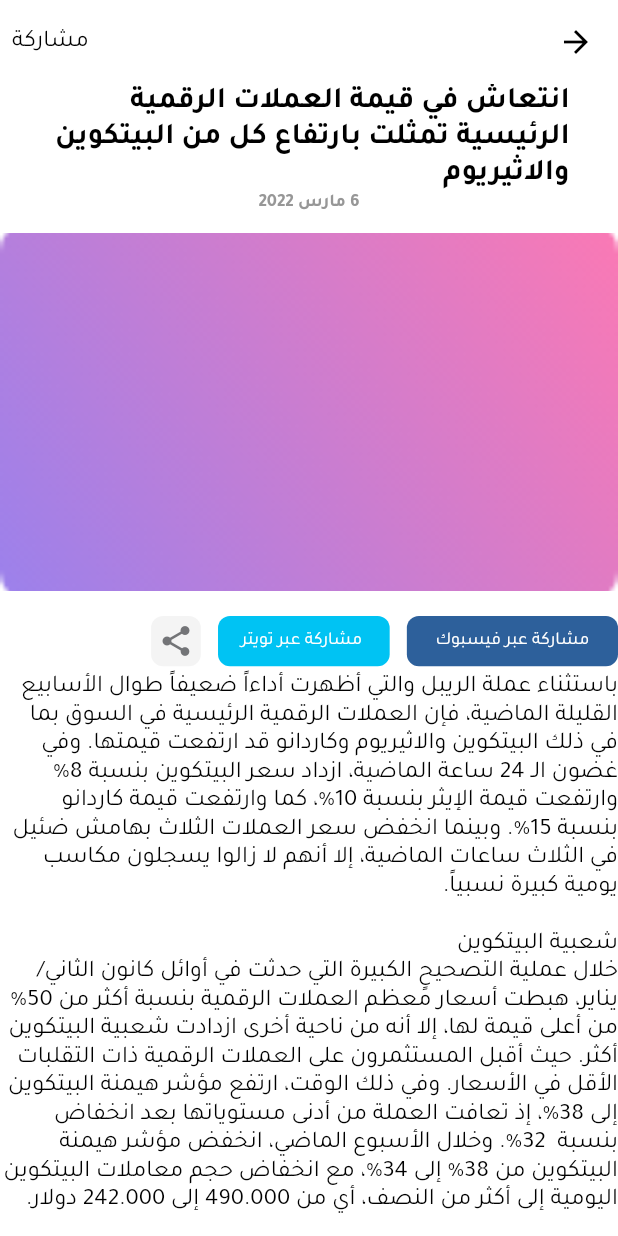
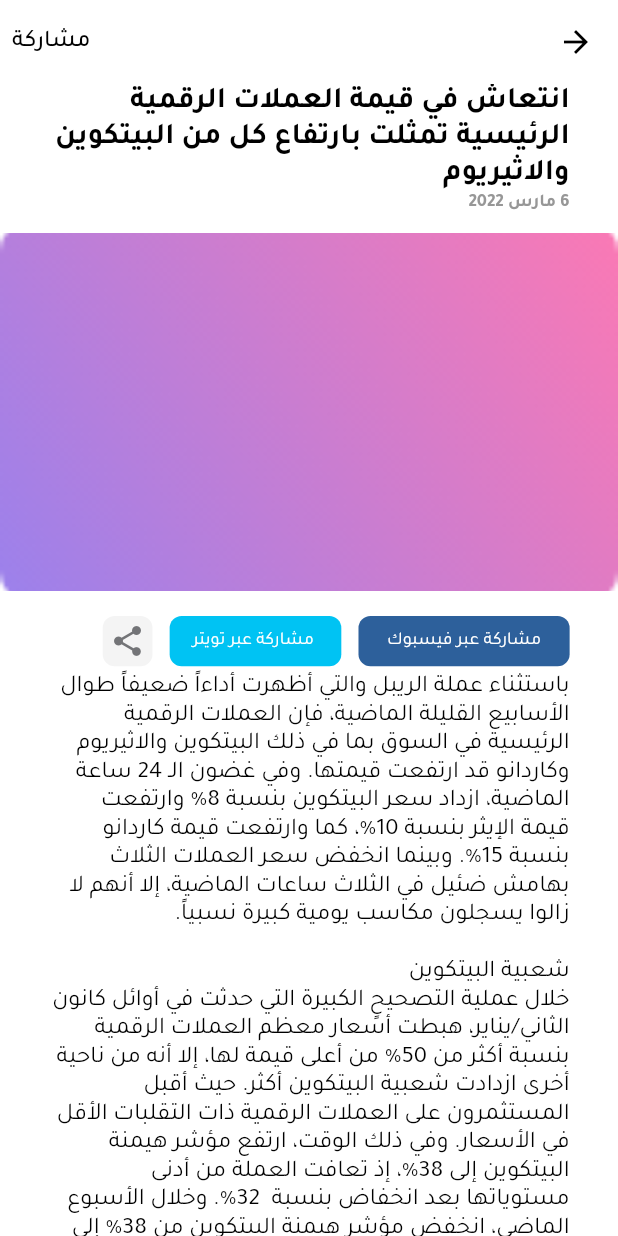
Before and after one commit to MoAlaklouk/coinz-app, a Flutter app: the NewsDetailsScreen screen opened by its route, on a phone screen of 412 x 824 dp. Run offline on Flutter 3.47's test engine with Material 2 defaults, Android fonts, the phone set to English and light mode, and no system bars; our stand-ins replace dropdown_search, flutter_screenutil, flutter_svg, get; missing offline and left inert: dart:ffi, loadmore.

Commit message:
edit newsDetails Screen

```diff
--- a/lib/app/app_router/app_router.dart
+++ b/lib/app/app_router/app_router.dart
@@ -1,6 +1,4 @@
-import 'package:coinz_app/presentation/news/news_screen.dart';
-import 'package:coinz_app/presentation/news_details/news_details_screen.dart';
-
+import '../../presentation/news_details/news_details_screen.dart';
 import '../../constant/value_manager.dart';
 import '../../presentation/layout/layout_screen.dart';
 import '../../presentation/splash/splash_screen.dart';
@@ -13,7 +11,12 @@ class Routes {
 }
 
 List<GetPage<dynamic>> appRoutes = [
-  GetPage(name: Routes.splashRoute, page: () => SplashScreen()),
+  GetPage(
+    name: Routes.splashRoute,
+    page: () => const SplashScreen(),
+    transition: Transition.fade,
+    transitionDuration: Duration(seconds: AppDuration.d1),
+  ),
   GetPage(
     name: Routes.layoutRoute,
     page: () => const LayoutScreen(),
--- a/lib/app/app_router/binding.dart
+++ b/lib/app/app_router/binding.dart
@@ -1,6 +1,6 @@
-import 'package:coinz_app/presentation/alart_coinz/alart_coinz_controller.dart';
-import 'package:coinz_app/presentation/news/news_controller.dart';
-import 'package:coinz_app/presentation/news_details/news_details_screen.dart';
+import '../../presentation/alart_coinz/alart_coinz_controller.dart';
+import '../../presentation/news/news_controller.dart';
+import '../../presentation/news_details/news_details_screen.dart';
 import 'package:get/get.dart';
 
 import '../../presentation/layout/layout_controller.dart';
@@ -12,8 +12,6 @@ class Binding extends Bindings {
     Get.lazyPut(() => SplashController(), fenix: true);
     Get.lazyPut(() => LayoutController(), fenix: true);
     Get.lazyPut(() => NewsController(), fenix: true);
-    Get.lazyPut(() => NewsDetailsScreen(), fenix: true);
     Get.lazyPut(() => AlartCoinzController(), fenix: true);
-
   }
 }
--- a/lib/app/my_app.dart
+++ b/lib/app/my_app.dart
@@ -1,4 +1,5 @@
-import 'package:coinz_app/constant/color_manger.dart';
+import '../constant/color_manger.dart';
+import '../constant/string_manager.dart';
 import 'package:flutter/services.dart';
 import 'package:intl/date_symbol_data_file.dart';
 
@@ -21,9 +22,8 @@ class MyApp extends StatelessWidget {
     return ScreenUtilInit(
       minTextAdapt: true,
       builder: () {
-
         return GetMaterialApp(
-          locale: const Locale('ar'),
+          locale: const Locale(AppString.lang),
           debugShowCheckedModeBanner: false,
           initialBinding: Binding(),
           getPages: appRoutes,
--- a/lib/constant/assets_manager.dart
+++ b/lib/constant/assets_manager.dart
@@ -7,10 +7,6 @@ class AssetsManager {
   static const String splashGrid_4 = '$IMAGE_PATH/grid_4.svg';
   static const String boxSplash = '$IMAGE_PATH/box_splash.svg';
 
-  static const String purpleRectangle = '$IMAGE_PATH/purple_rectangle.svg';
-  static const String greenRectangle = '$IMAGE_PATH/green_rectangle.svg';
-  static const String blueRectangle = '$IMAGE_PATH/blue_rectangle.svg';
-  static const String orangeRectangle = '$IMAGE_PATH/orange_rectangle.svg';
   static const String rectangle = '$IMAGE_PATH/rectangle.png';
 
 
@@ -21,6 +17,9 @@ class AssetsManager {
   static const String bottomNavBarReportAc = '$IMAGE_PATH/report_icon_ac.svg';
   static const String bottomNavBarReportNoAc =
       '$IMAGE_PATH/report_icon_noAc.svg';
+
+
+
   static const String homeCoinzIcon = '$IMAGE_PATH/ripple_coinz_icon.svg';
   static const String increaseIcon = '$IMAGE_PATH/increase_icon.svg';
   static const String newAlartButtonImage = '$IMAGE_PATH/button_image.png';
--- a/lib/constant/color_manger.dart
+++ b/lib/constant/color_manger.dart
@@ -14,7 +14,6 @@ class ColorManager {
   static Color facebookBlue = HexColor.fromHex("#2D609B");
   static Color twitterBlue = HexColor.fromHex("#00C3F3");
 
-
   static Color whatsUpGreen = HexColor.fromHex("#80CE13");
   static Color green = HexColor.fromHex("#38AD65");
   static Color black = HexColor.fromHex("#000000");
@@ -22,8 +21,6 @@ class ColorManager {
   static Color error = HexColor.fromHex("#e61f34"); // red color
 
 }
-
-//Or
 
 extension HexColor on Color {
   static Color fromHex(String hexColorString) {
--- a/lib/constant/fonts_manager.dart
+++ b/lib/constant/fonts_manager.dart
@@ -14,13 +14,10 @@ class FontWeightManager {
 
 class FontSize {
   static const double s8 = 8;
-
   static const double s12 = 12;
   static const double s14 = 14;
   static const double s15 = 15;
-
   static const double s16 = 16;
-
   static const double s17 = 17;
   static const double s18 = 18;
   static const double s20 = 20;
--- a/lib/constant/string_manager.dart
+++ b/lib/constant/string_manager.dart
@@ -1,4 +1,6 @@
 class AppString {
+  static const lang = 'ar';
+
   //splash Screen
   static const String splashText = 'بلوك\n تشين';
 
@@ -45,10 +47,8 @@ class AppString {
 
   static const String shareString = 'مشاركة';
   static const String pressToAddNew = 'اضغط للاضافة';
-  static const choosenItem = 'يساوي';
+  static const equalString = 'يساوي';
   static const chooseItem = ['اكبر من', 'اصغر من', 'يساوي'];
   static const isLoading = 'جاري تحميل المزيد';
   static const endLoading = 'لايوجد المزيد';
-
-
 }
--- a/lib/presentation/alart_coinz/alart_coinz_controller.dart
+++ b/lib/presentation/alart_coinz/alart_coinz_controller.dart
@@ -1,9 +1,10 @@
 import 'dart:ffi';
 
+import '../../constant/string_manager.dart';
 import 'package:get/get.dart';
 
 class AlartCoinzController extends GetxController {
-  String dropdownValue = 'يساوي';
+  String dropdownValue = AppString.equalString;
 
   changeDropdownItem(value) {
     dropdownValue = value;
--- a/lib/presentation/layout/layout_screen.dart
+++ b/lib/presentation/layout/layout_screen.dart
@@ -1,5 +1,4 @@
-import '../../constant/assets_manager.dart';
-import '../../constant/string_manager.dart';
+
 import 'layout_controller.dart';
 import 'package:flutter/material.dart';
 import 'package:get/get.dart';
--- a/lib/presentation/news_details/news_details_screen.dart
+++ b/lib/presentation/news_details/news_details_screen.dart
@@ -1,11 +1,11 @@
-import 'package:coinz_app/constant/assets_manager.dart';
-import 'package:coinz_app/constant/color_manger.dart';
-import 'package:coinz_app/constant/fonts_manager.dart';
-import 'package:coinz_app/constant/helper.dart';
-import 'package:coinz_app/constant/icon_manager.dart';
-import 'package:coinz_app/constant/string_manager.dart';
-import 'package:coinz_app/constant/style_manager.dart';
-import 'package:coinz_app/constant/value_manager.dart';
+import '../../constant/assets_manager.dart';
+import '../../constant/color_manger.dart';
+import '../../constant/fonts_manager.dart';
+import '../../constant/helper.dart';
+import '../../constant/icon_manager.dart';
+import '../../constant/string_manager.dart';
+import '../../constant/style_manager.dart';
+import '../../constant/value_manager.dart';
 import 'package:flutter/material.dart';
 import 'package:flutter_screenutil/flutter_screenutil.dart';
 
@@ -21,7 +21,8 @@ class NewsDetailsScreen extends StatelessWidget {
             onPressed: () {},
             child: Text(
               AppString.shareString,
-              style: getRegularStyle(color: ColorManager.black,fontSize: FontSize.s14.sp),
+              style: getMediumStyle(
+                  color: ColorManager.black, fontSize: FontSize.s14.sp),
             ),
           )
         ],
@@ -31,7 +32,7 @@ class NewsDetailsScreen extends StatelessWidget {
         child: Column(
           children: [
             titelNewsDetails(),
-            captionNewsDetails(),
+            dateNews(),
             SizedBox(
               height: AppHeightSize.sh11,
             ),
@@ -58,7 +59,9 @@ class NewsDetailsScreen extends StatelessWidget {
               color: ColorManager.black, fontSize: FontSize.s20),
         ),
       );
-  Widget captionNewsDetails() => Container(
+  Widget dateNews() => Container(
+        margin: EdgeInsets.symmetric(horizontal: AppMargin.m27),
+        alignment: Alignment.centerRight,
         child: Text(
           dateFormat2(DateTime.now()),
           style: getSemiBoldStyle(
@@ -75,6 +78,7 @@ class NewsDetailsScreen extends StatelessWidget {
       );
 
   Widget socialMediaButton() => Container(
+        margin: EdgeInsets.symmetric(horizontal: AppMargin.m27),
         height: AppHeightSize.sh28,
         child: Row(
           children: [
@@ -125,6 +129,7 @@ class NewsDetailsScreen extends StatelessWidget {
         ),
       );
   Widget newsBodyText() => Container(
+        margin: EdgeInsets.symmetric(horizontal: AppMargin.m27),
         child: Text(
           AppString.newsBodyText,
           style: getRegularStyle(
```
Also changed, not shown: lib/presentation/alart_coinz/alart_coinz_screen..dart (+8 -8 lines), lib/presentation/layout/layout_controller.dart (+4 -3 lines), lib/presentation/news/news_screen.dart (+9 -9 lines), lib/presentation/splash/splash_screen.dart (+3 -4 lines).
